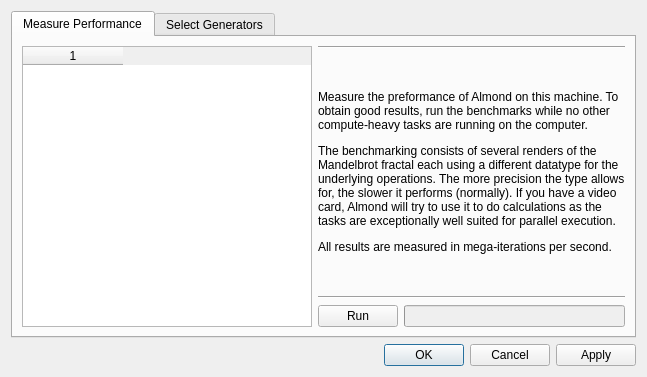
This is choosegenerators.ui in QlowB/Almond as Qt 5 draws it before an edit. The edited form follows.
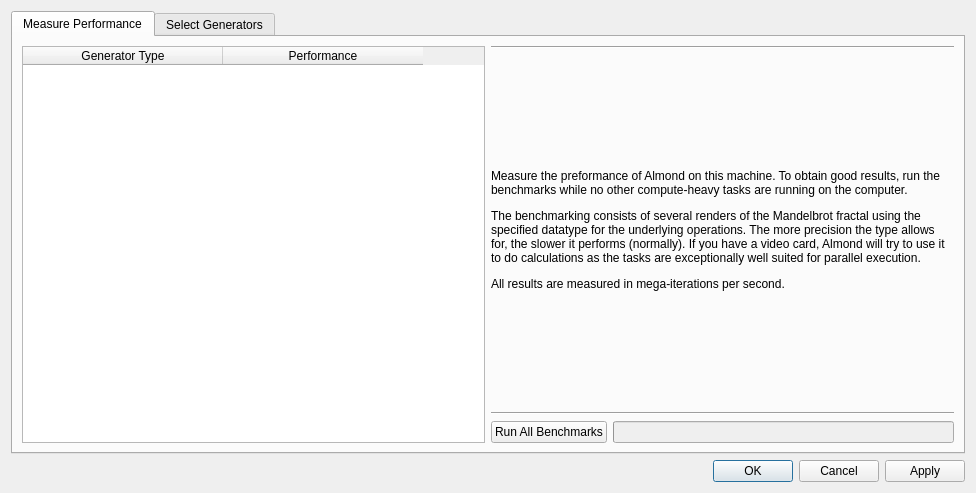
This is the edited form. The open tabs and pages were chosen to show the change.

```diff
--- a/choosegenerators.ui
+++ b/choosegenerators.ui
@@ -6,8 +6,8 @@
    <rect>
     <x>0</x>
     <y>0</y>
-    <width>647</width>
-    <height>377</height>
+    <width>976</width>
+    <height>493</height>
    </rect>
   </property>
   <property name="windowTitle">
@@ -31,13 +31,28 @@
            <property name="editTriggers">
             <set>QAbstractItemView::NoEditTriggers</set>
            </property>
-           <property name="columnCount">
-            <number>1</number>
+           <property name="alternatingRowColors">
+            <bool>true</bool>
            </property>
+           <attribute name="horizontalHeaderDefaultSectionSize">
+            <number>200</number>
+           </attribute>
+           <attribute name="horizontalHeaderMinimumSectionSize">
+            <number>100</number>
+           </attribute>
            <attribute name="verticalHeaderVisible">
             <bool>false</bool>
            </attribute>
-           <column/>
+           <column>
+            <property name="text">
+             <string>Generator Type</string>
+            </property>
+           </column>
+           <column>
+            <property name="text">
+             <string>Performance</string>
+            </property>
+           </column>
           </widget>
          </item>
          <item>
@@ -58,7 +73,7 @@
               </sizepolicy>
              </property>
              <property name="text">
-              <string>&lt;html&gt;&lt;head/&gt;&lt;body&gt;&lt;p&gt;Measure the preformance of Almond on this machine. To obtain good results, run the benchmarks while no other compute-heavy tasks are running on the computer.&lt;/p&gt;&lt;p&gt;The benchmarking consists of several renders of the Mandelbrot fractal each using a different datatype for the underlying operations. The more precision the type allows for, the slower it performs (normally). If you have a video card, Almond will try to use it to do calculations as the tasks are exceptionally well suited for parallel execution.&lt;/p&gt;&lt;p&gt;All results are measured in mega-iterations per second.&lt;/p&gt;&lt;/body&gt;&lt;/html&gt;</string>
+              <string>&lt;html&gt;&lt;head/&gt;&lt;body&gt;&lt;p&gt;Measure the preformance of Almond on this machine. To obtain good results, run the benchmarks while no other compute-heavy tasks are running on the computer.&lt;/p&gt;&lt;p&gt;The benchmarking consists of several renders of the Mandelbrot fractal using the specified datatype for the underlying operations. The more precision the type allows for, the slower it performs (normally). If you have a video card, Almond will try to use it to do calculations as the tasks are exceptionally well suited for parallel execution.&lt;/p&gt;&lt;p&gt;All results are measured in mega-iterations per second.&lt;/p&gt;&lt;/body&gt;&lt;/html&gt;</string>
              </property>
              <property name="wordWrap">
               <bool>true</bool>
@@ -76,8 +91,14 @@
             <layout class="QHBoxLayout" name="horizontalLayout_2">
              <item>
               <widget class="QPushButton" name="run">
+               <property name="sizePolicy">
+                <sizepolicy hsizetype="Preferred" vsizetype="Fixed">
+                 <horstretch>0</horstretch>
+                 <verstretch>0</verstretch>
+                </sizepolicy>
+               </property>
                <property name="text">
-                <string>Run</string>
+                <string>Run All Benchmarks</string>
                </property>
               </widget>
              </item>
```
Left out of the diff: 6 changed lines with no effect on the pictures.
